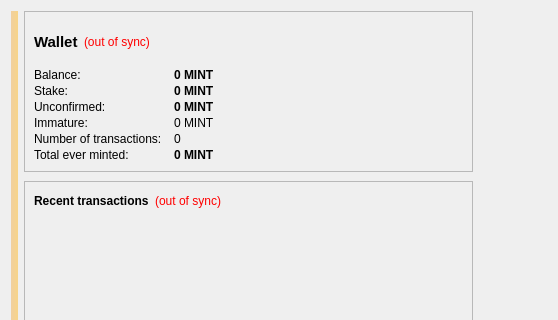
Above: src/qt/forms/overviewpage.ui from MintcoinCommunity/Mintcoin-Desktop-Wallet before the change; both pictures show x 0 to 558 and y 0 to 320 of the 910 by 539 pixel window. Below: the same form after it.
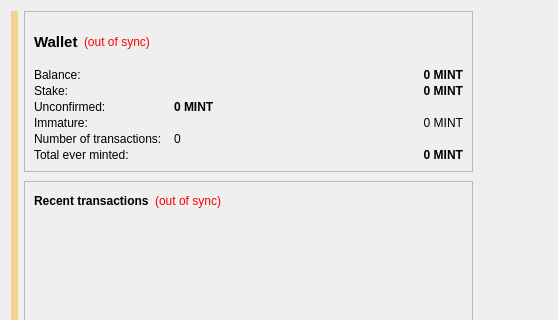
That is the form after the change. Icons and pictures are not drawn.

Commit message:
qt: align amounts on overview page to the right
This is more consistent with other places in the GUI.

BTC Commit(s):
79afdd1869b71060481f92284f6e01dd1010516f

Diff of the .ui file:
```diff
--- a/src/qt/forms/overviewpage.ui
+++ b/src/qt/forms/overviewpage.ui
@@ -148,6 +148,9 @@
            </property>
            <property name="text">
             <string notr="true">0 MINT</string>
+              </property>
+              <property name="alignment">
+               <set>Qt::AlignRight|Qt::AlignTrailing|Qt::AlignVCenter</set>
            </property>
            <property name="textInteractionFlags">
             <set>Qt::LinksAccessibleByMouse|Qt::TextSelectableByKeyboard|Qt::TextSelectableByMouse</set>
@@ -177,6 +180,9 @@
            </property>
            <property name="text">
             <string notr="true">0 MINT</string>
+              </property>
+              <property name="alignment">
+               <set>Qt::AlignRight|Qt::AlignTrailing|Qt::AlignVCenter</set>
            </property>
            <property name="textInteractionFlags">
             <set>Qt::LinksAccessibleByMouse|Qt::TextSelectableByKeyboard|Qt::TextSelectableByMouse</set>
@@ -232,6 +238,9 @@
            </property>
            <property name="text">
             <string notr="true">0 MINT</string>
+              </property>
+              <property name="alignment">
+               <set>Qt::AlignRight|Qt::AlignTrailing|Qt::AlignVCenter</set>
            </property>
            <property name="textInteractionFlags">
             <set>Qt::LinksAccessibleByMouse|Qt::TextSelectableByKeyboard|Qt::TextSelectableByMouse</set>
@@ -272,6 +281,9 @@
            </property>
            <property name="text">
             <string>0 MINT</string>
+              </property>
+              <property name="alignment">
+               <set>Qt::AlignRight|Qt::AlignTrailing|Qt::AlignVCenter</set>
            </property>
           </widget>
          </item>
```
